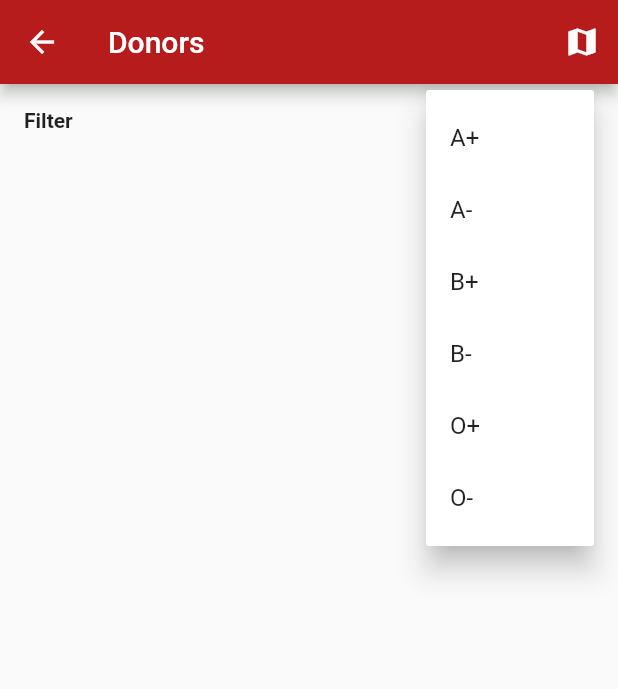
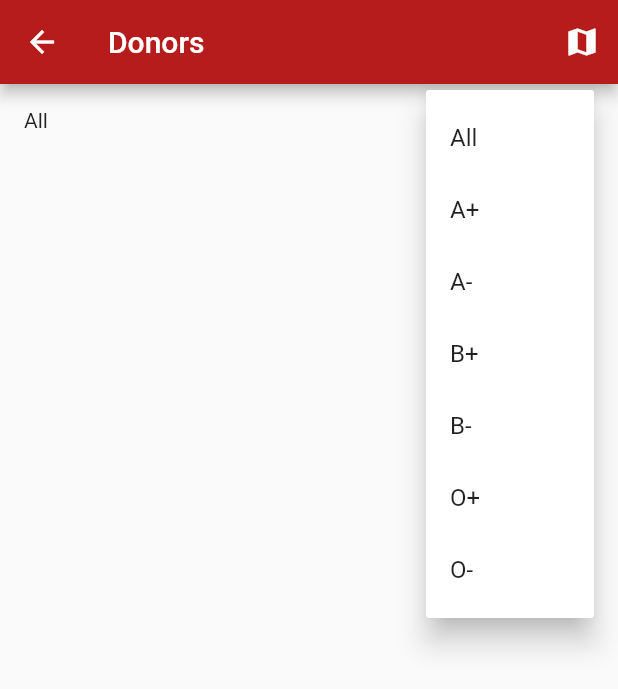
Before and after one commit to cimplesid/BloodMS, a Flutter app: the Donor screen opened directly, after a tap on the "list" icon, on a phone screen of 412 x 824 dp. Shown: the top 689 px of the screen. Run offline on Flutter 3.47's test engine with Material 2 defaults, Android fonts, the phone set to English and light mode, and no system bars; our stand-ins replace cloud_firestore, firebase_auth, google_maps_flutter, location, material_design_icons_flutter; missing offline and left inert: polygon_clipper; accounts and stored records are empty.

Commit message:
bug fixses and improvements in blood filters

```diff
--- a/lib/UI/donors.dart
+++ b/lib/UI/donors.dart
@@ -1,7 +1,6 @@
 import 'package:bloodms/UI/donormap.dart';
 import 'package:bloodms/model/user_model.dart';
 import 'package:bloodms/resources/firestore_provider.dart';
-import 'package:flutter/foundation.dart';
 import 'package:flutter/gestures.dart';
 import 'package:flutter/material.dart';
 import 'package:google_maps_flutter/google_maps_flutter.dart';
@@ -21,8 +20,8 @@ class _DonorState extends State<Donor> {
   List<UserModel> donors;
   LatLng currentLocation;
   List<Marker> markers = [];
-  String selectedValue;
-  List blood = ['A+', 'A-', 'B+', 'B-', 'O+', 'O-'];
+  String selectedValue = 'All';
+  List blood = ['All', 'A+', 'A-', 'B+', 'B-', 'O+', 'O-'];
   void onMapCreated(GoogleMapController controller) async {
     this.controller = controller;
     var locationData = await Location().getLocation();
@@ -85,32 +84,12 @@ class _DonorState extends State<Donor> {
                   });
                   getUser();
                 },
-                itemBuilder: (BuildContext context) => <PopupMenuEntry>[
-                      PopupMenuItem(
-                        value: blood[0],
-                        child: Text('A+'),
-                      ),
-                      PopupMenuItem(
-                        value: blood[1],
-                        child: Text('A-'),
-                      ),
-                      PopupMenuItem(
-                        value: blood[2],
-                        child: Text('B+'),
-                      ),
-                      PopupMenuItem(
-                        value: blood[3],
-                        child: Text('B-'),
-                      ),
-                      PopupMenuItem(
-                        value: blood[4],
-                        child: Text('O+'),
-                      ),
-                      PopupMenuItem(
-                        value: blood[5],
-                        child: Text('O-'),
-                      ),
-                    ],
+                itemBuilder: (BuildContext context) => blood
+                    .map((b) => PopupMenuItem(
+                          child: Text(b),
+                          value: b,
+                        ))
+                    .toList(),
               )),
           Expanded(
             child: Padding(
@@ -216,7 +195,8 @@ class _DonorState extends State<Donor> {
       });
     });
   }
-showSnackbar(message) {
+
+  showSnackbar(message) {
     _scaffoldkey.currentState.showSnackBar(SnackBar(
       backgroundColor: Theme.of(context).primaryColor,
       content: Text(message ?? "Something went wrong, try again later."),
@@ -226,7 +206,7 @@ showSnackbar(message) {
   @override
   Widget build(BuildContext context) {
     return Scaffold(
-      key: _scaffoldkey,
+        key: _scaffoldkey,
         appBar: AppBar(
           title: Text('Donors'),
           actions: <Widget>[
--- a/lib/resources/firestore_provider.dart
+++ b/lib/resources/firestore_provider.dart
@@ -13,7 +13,7 @@ class FirestoreProvider {
 
   Future getUsers({bloodGroup}) async {
     var docs;
-    if (bloodGroup != null) {
+    if (bloodGroup != "All") {
       docs = await _firestore
           .collection('users')
           .where("blood", isEqualTo: bloodGroup)
--- a/pubspec.yaml
+++ b/pubspec.yaml
@@ -22,6 +22,7 @@ dependencies:
   intl: ^0.15.8
   firebase_auth: ^0.8.4+5
   polygon_clipper: ^1.0.2
+  flip_card: ^0.2.1
 
   # The following adds the Cupertino Icons font to your application.
   # Use with the CupertinoIcons class for iOS style icons.
```
Also changed, not shown: lib/UI/profile.dart (+70 -8 lines), pubspec.lock.
